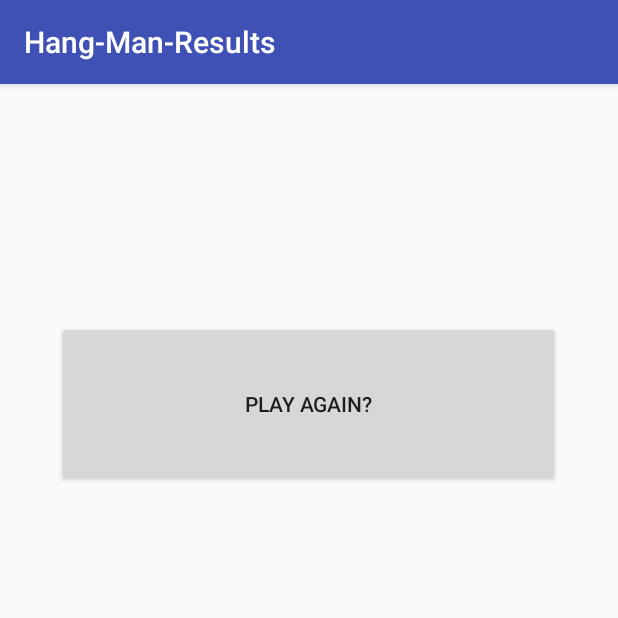
After one commit to tigerhub/MobileAppsHw, an Android app: the Main2Activity screen opened directly, with no data from a screen before it, on a phone screen of 412 x 824 dp, the top half of it. The commit adds this screen. Run offline under Robolectric (Android 15) with nearby library versions, the phone set to English and light mode, and no system bars.

Commit message:
added win/lose screen; added replay button, messages that display when getting something right. Cleared up the code. This is probably the final version (unless more bugs are found).

```diff
--- a/MyApplication22/app/src/main/AndroidManifest.xml
+++ b/MyApplication22/app/src/main/AndroidManifest.xml
@@ -9,14 +9,13 @@
         android:supportsRtl="true"
         android:theme="@style/AppTheme">
         <activity android:name=".MainActivity">
-
             <intent-filter>
                 <action android:name="android.intent.action.MAIN" />
 
                 <category android:name="android.intent.category.LAUNCHER" />
             </intent-filter>
         </activity>
-
+        <activity android:name=".Main2Activity"></activity>
     </application>
 
 </manifest>
--- /dev/null
+++ b/MyApplication22/app/src/main/java/com/example/dan/myapplication2/Main2Activity.java
@@ -0,0 +1,43 @@
+package com.example.dan.myapplication2;
+
+import android.content.Intent;
+import android.support.v7.app.AppCompatActivity;
+import android.os.Bundle;
+import android.view.View;
+import android.widget.Button;
+import android.widget.TextView;
+
+public class Main2Activity extends AppCompatActivity implements View.OnClickListener {
+
+    TextView results;
+    Button again;
+
+
+    @Override
+    protected void onCreate(Bundle savedInstanceState) {
+        super.onCreate(savedInstanceState);
+        setContentView(R.layout.activity_main2);
+        setTitle("Hang-Man-Results");
+
+        Intent intent = getIntent();
+        String val = intent.getStringExtra("key");
+        results = (TextView) findViewById(R.id.result1);
+        results.setText(val);
+
+        again = (Button) findViewById(R.id.btnAgain);
+
+
+
+
+
+    }
+
+
+    public void onClick(View v) {
+
+        Intent myIntent = new Intent(Main2Activity.this, MainActivity.class);
+        //myIntent.putExtra("key", score); // could add score for instance
+        Main2Activity.this.startActivity(myIntent);
+    }
+
+}
--- /dev/null
+++ b/MyApplication22/app/src/main/res/layout/activity_main2.xml
@@ -0,0 +1,37 @@
+<?xml version="1.0" encoding="utf-8"?>
+<LinearLayout xmlns:android="http://schemas.android.com/apk/res/android"
+    xmlns:tools="http://schemas.android.com/tools"
+    android:layout_width="match_parent"
+    android:layout_height="match_parent"
+    android:paddingBottom="@dimen/activity_vertical_margin"
+    android:paddingLeft="@dimen/activity_horizontal_margin"
+    android:paddingRight="@dimen/activity_horizontal_margin"
+    android:paddingTop="@dimen/activity_vertical_margin"
+    android:orientation="vertical"
+    tools:context="com.example.dan.myapplication2.Main2Activity"
+    android:weightSum="1">
+
+    <TextView
+        android:layout_width="329dp"
+        android:layout_height="81dp"
+        android:text="result:"
+        android:id="@+id/result1"
+        android:layout_alignParentTop="true"
+        android:layout_marginTop="45dp"
+        android:layout_alignParentEnd="true"
+        android:textSize="50sp"
+        android:textAlignment="center"
+        android:layout_gravity="top|center_horizontal"
+        android:layout_weight="0.03" />
+
+    <Button
+        android:layout_width="335dp"
+        android:layout_height="90dp"
+        android:text="Play Again?"
+        android:id="@+id/btnAgain"
+        android:layout_weight="0.04"
+        android:layout_gravity="bottom|center_horizontal"
+        android:onClick="onClick" />
+
+
+</LinearLayout>
```
Also changed, not shown: MyApplication22/app/src/main/java/com/example/dan/myapplication2/MainActivity.java (+57 -52 lines), MyApplication22/app/src/main/res/values/strings.xml (+1 -8 lines).
